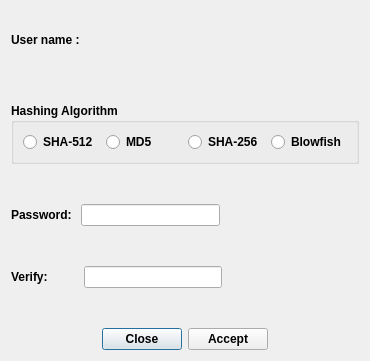
Above: ui/HashingAlgorithm.ui from xen0vas/UserManager before the change. Below: the same form after it.
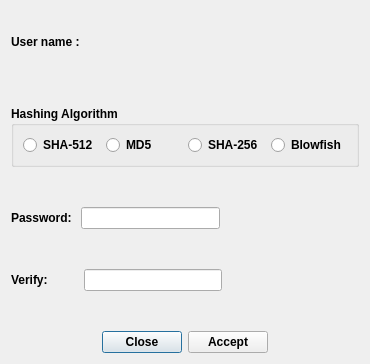
That is the form after the change. Icons and pictures are not drawn.

Diff of the .ui file:
```diff
--- a/ui/HashingAlgorithm.ui
+++ b/ui/HashingAlgorithm.ui
@@ -6,8 +6,8 @@
    <rect>
     <x>0</x>
     <y>0</y>
-    <width>366</width>
-    <height>361</height>
+    <width>363</width>
+    <height>364</height>
    </rect>
   </property>
   <property name="font">
```
Left out of the diff: 21 changed lines with no effect on the pictures.
